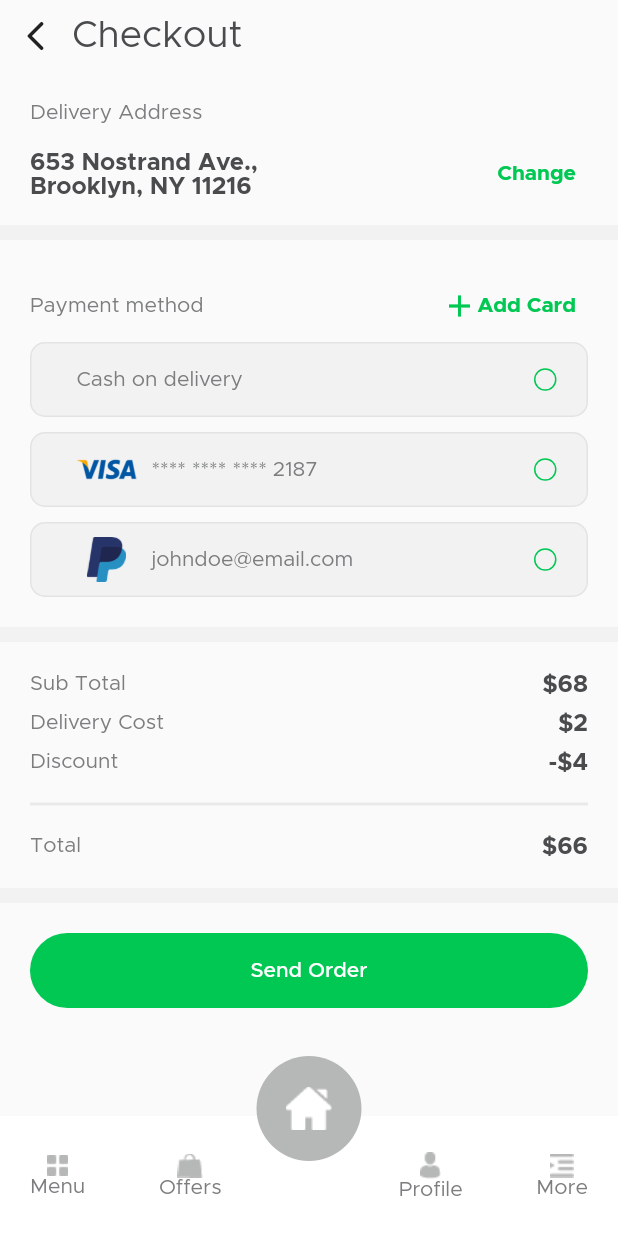
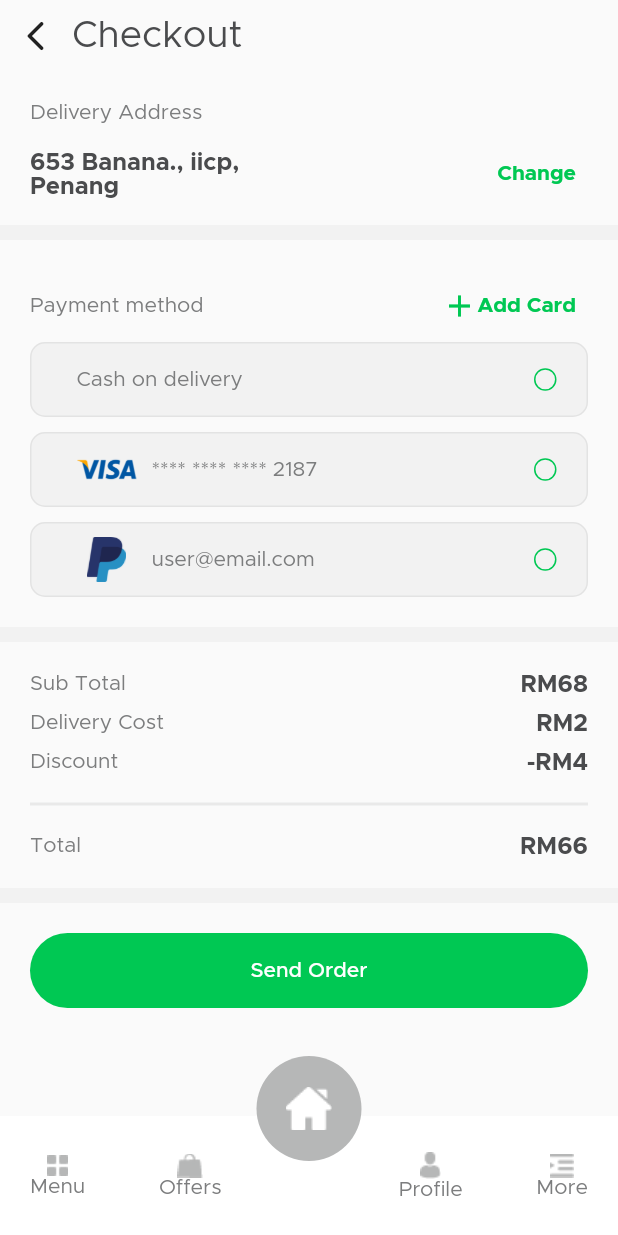
Before and after one commit to OoiHorngZhi/Flutter-Food-Delivery-App, a Flutter app: the CheckoutScreen screen opened by its route, on a phone screen of 412 x 824 dp. Run offline on Flutter 3.47's test engine with Material 2 defaults, Android fonts, the phone set to English and light mode, and no system bars; our stand-ins replace firebase_auth, firebase_core, geolocator, google_maps_flutter, location; missing offline and left inert: clip_shadow; accounts and stored records are empty.

Commit message:
update ui by chun wei

```diff
--- a/lib/screens/aboutScreen.dart
+++ b/lib/screens/aboutScreen.dart
@@ -89,7 +89,7 @@ class AboutCard extends StatelessWidget {
           ),
           Flexible(
             child: Text(
-              "Lorem ipsum dolor sit amet, consectetur adipiscing elit, sed do eiusmod tempor incididunt ut labore et dolore magna aliqua. Ut enim ad minim veniam, quis nostrud exercitation ullamco laboris nisi ut aliquip ex ea commodo consequat. Duis aute irure dolor in reprehenderit in voluptate velit esse cillum dolore eu fugiat nulla pariatur. Excepteur sint occaecat cupidatat non proident, sunt in culpa qui officia deserunt mollit anim id est laborum.",
+              "This software was developed from 2023.",
               style: TextStyle(
                 color: AppColor.primary,
               ),
--- a/lib/screens/checkoutScreen.dart
+++ b/lib/screens/checkoutScreen.dart
@@ -53,7 +53,7 @@ class CheckoutScreen extends StatelessWidget {
                       SizedBox(
                         width: Helper.getScreenWidth(context) * 0.4,
                         child: Text(
-                          "653 Nostrand Ave., Brooklyn, NY 11216",
+                          "653 Banana., iicp, Penang",
                           style: Helper.getTheme(context).headline3,
                         ),
                       ),
@@ -352,7 +352,7 @@ class CheckoutScreen extends StatelessWidget {
                           SizedBox(
                             width: 10,
                           ),
-                          Text("johndoe@email.com"),
+                          Text("user@email.com"),
                         ],
                       ),
                       Container(
@@ -387,7 +387,7 @@ class CheckoutScreen extends StatelessWidget {
                         children: [
                           Text("Sub Total"),
                           Text(
-                            "\$68",
+                            "\RM68",
                             style: Helper.getTheme(context).headline3,
                           )
                         ],
@@ -400,7 +400,7 @@ class CheckoutScreen extends StatelessWidget {
                         children: [
                           Text("Delivery Cost"),
                           Text(
-                            "\$2",
+                            "\RM2",
                             style: Helper.getTheme(context).headline3,
                           )
                         ],
@@ -413,7 +413,7 @@ class CheckoutScreen extends StatelessWidget {
                         children: [
                           Text("Discount"),
                           Text(
-                            "-\$4",
+                            "-\RM4",
                             style: Helper.getTheme(context).headline3,
                           )
                         ],
@@ -428,7 +428,7 @@ class CheckoutScreen extends StatelessWidget {
                         children: [
                           Text("Total"),
                           Text(
-                            "\$66",
+                            "\RM66",
                             style: Helper.getTheme(context).headline3,
                           )
                         ],
```
Also changed, not shown: lib/screens/individualItem.dart (+4 -4 lines), lib/screens/myOrderScreen.dart (+5 -5 lines), lib/screens/profileScreen.dart (+13 -6 lines), assets/images/real/propic.jpg (added).
